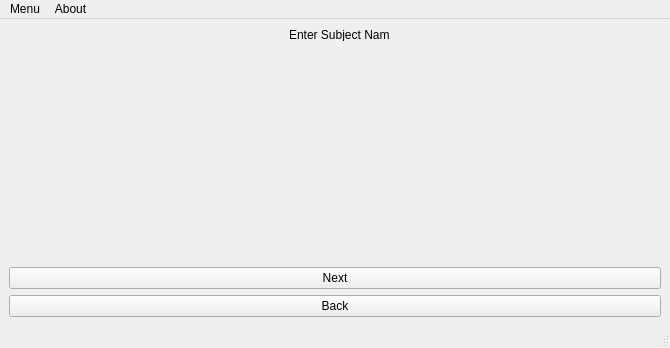
Before: the Qt Designer form sfo.ui in Abir-Tx/StudyFolderOrganizer-GUI, drawn with Qt 5.
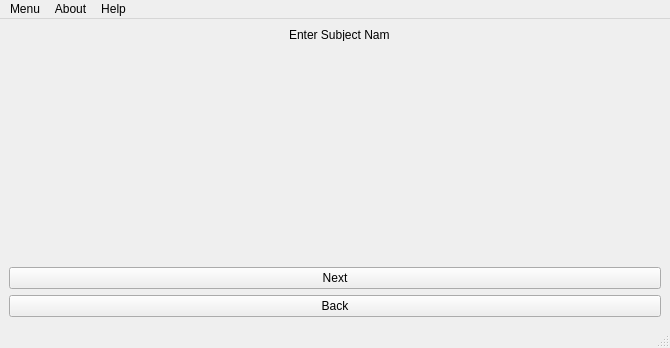
After: the same form once the commit is applied. Icons and pictures are not drawn.

Patch:
```diff
--- a/sfo.ui
+++ b/sfo.ui
@@ -309,8 +309,15 @@
     </property>
     <addaction name="actionAbout_SFO"/>
    </widget>
+   <widget class="QMenu" name="menuHelp">
+    <property name="title">
+     <string>Help</string>
+    </property>
+    <addaction name="actionFeedback"/>
+   </widget>
    <addaction name="menuExit"/>
    <addaction name="menuAbout"/>
+   <addaction name="menuHelp"/>
   </widget>
   <widget class="QStatusBar" name="statusbar"/>
   <action name="actionExit">
```
Left out of the diff: 9 changed lines with no effect on the pictures.
